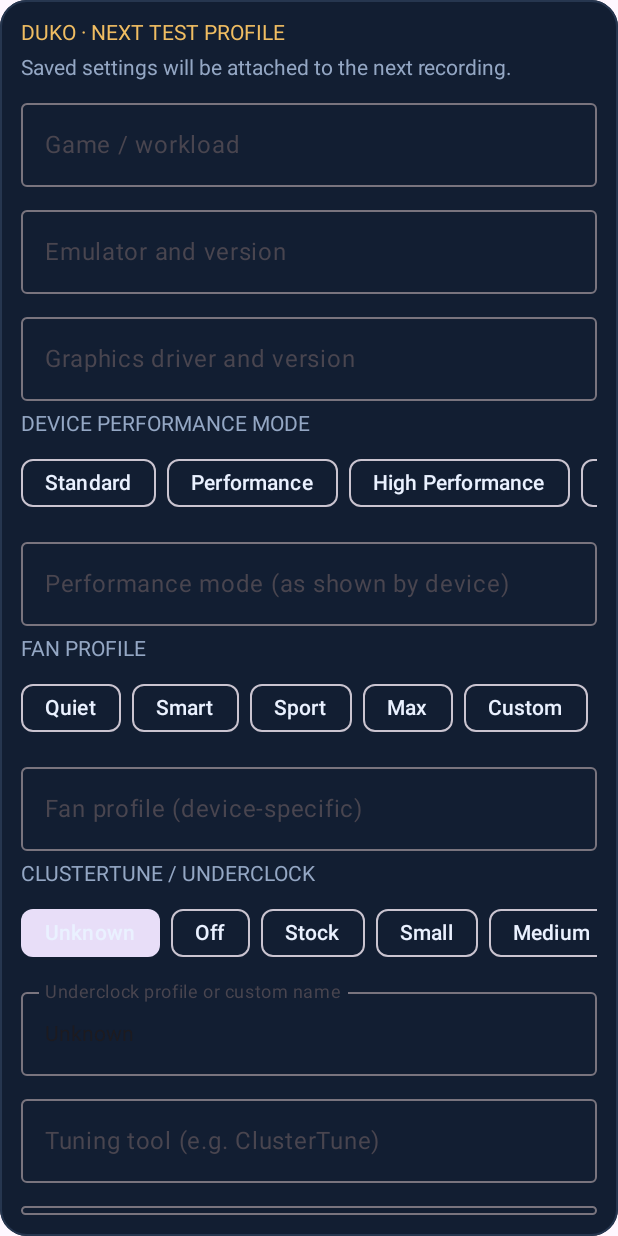
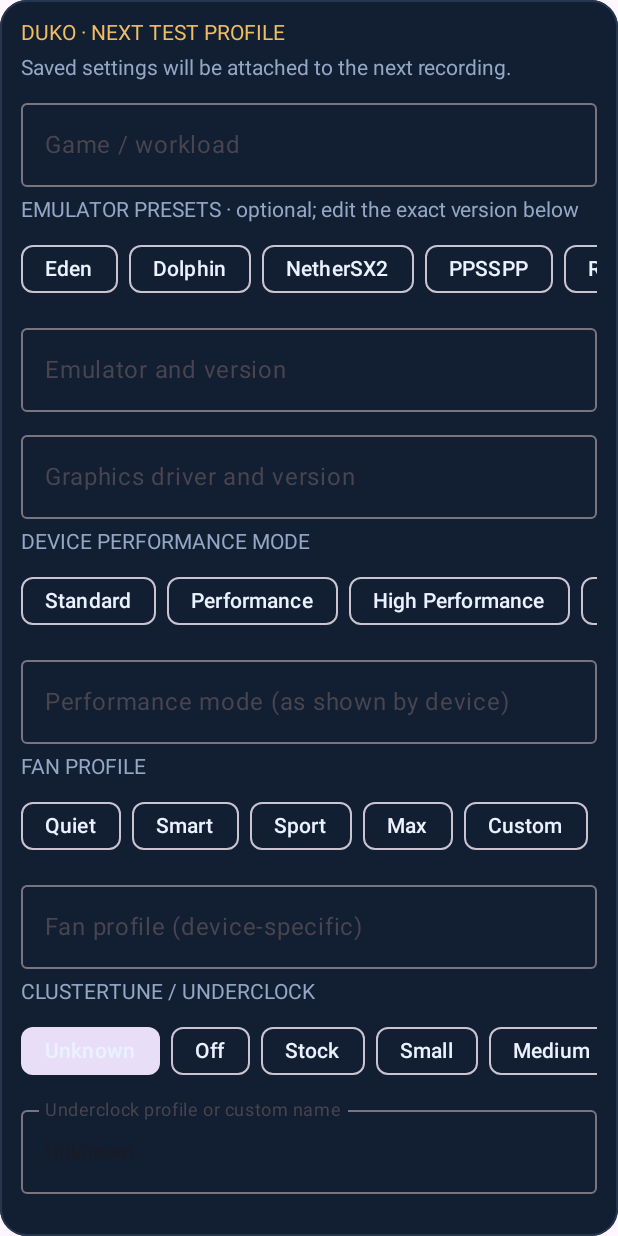
Before and after one commit to locutus5382/Heimdall, an Android app built with Jetpack Compose: the composable DukoTagEditor shown on its own in the app's theme, on a phone screen of 412 x 824 dp. Run offline under Robolectric (Android 15) with nearby library versions, the phone set to English and light mode, and no system bars.

Commit message:
M8a: add curated offline emulator shortcuts to existing DUKO tag editor

```diff
--- a/app/src/main/java/com/locutus5382/heimdall/ui/DukoTagEditor.kt
+++ b/app/src/main/java/com/locutus5382/heimdall/ui/DukoTagEditor.kt
@@ -84,6 +84,18 @@ internal fun DukoTagEditor(sessionId: Long? = null) {
         OutlinedTextField(tags.game, { declared(tags.copy(game = it)) },
             label = { Text("Game / workload") }, singleLine = true,
             modifier = Modifier.fillMaxWidth())
+        Text("EMULATOR PRESETS · optional; edit the exact version below", color = DukoMuted)
+        DukoOptions(
+            choices = listOf(
+                "Eden", "Dolphin", "NetherSX2", "PPSSPP", "RetroArch",
+                "DuckStation", "melonDS", "Lime3DS", "Azahar", "M64Plus FZ",
+                "Flycast", "Redream", "Winlator", "Other"
+            ),
+            selected = tags.emulator,
+            onChoose = { choice ->
+                if (choice != "Other") declared(tags.copy(emulator = choice))
+            }
+        )
         OutlinedTextField(tags.emulator, { declared(tags.copy(emulator = it)) },
             label = { Text("Emulator and version") }, singleLine = true,
             modifier = Modifier.fillMaxWidth())
```
